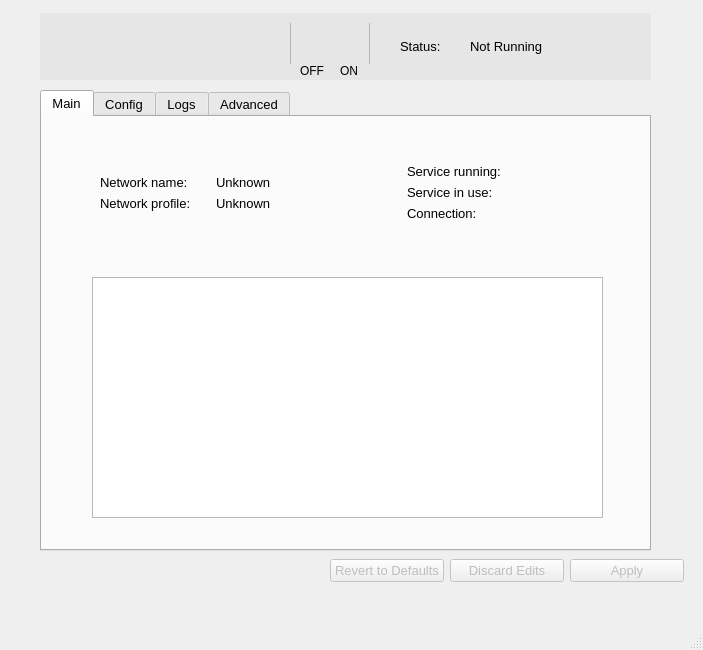
Before: the Qt Designer form mainwindow.ui in Sinodun/Stubby_Manager, drawn with Qt 5.
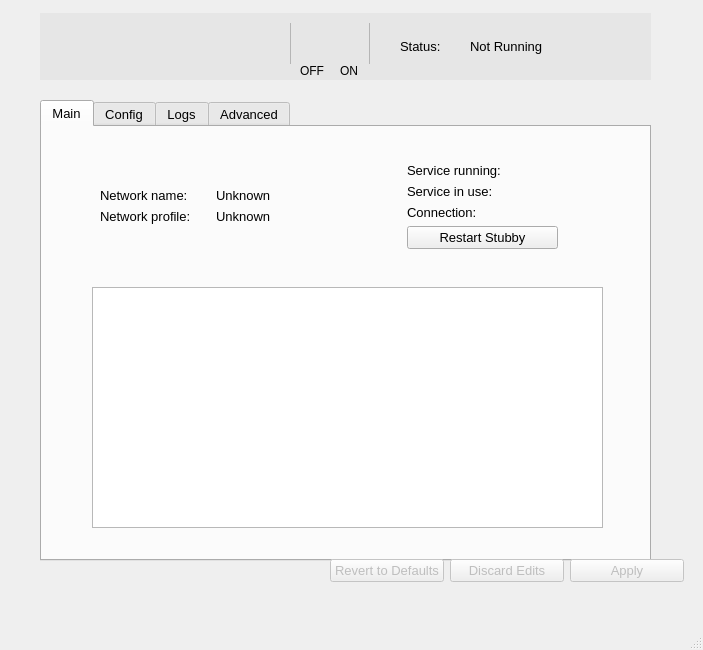
After: the same form once the commit is applied. Icons and pictures are not drawn.

Diff of the .ui file:
```diff
--- a/mainwindow.ui
+++ b/mainwindow.ui
@@ -23,7 +23,7 @@
     <property name="geometry">
      <rect>
       <x>40</x>
-      <y>90</y>
+      <y>100</y>
       <width>611</width>
       <height>461</height>
      </rect>
@@ -47,7 +47,7 @@
         <x>20</x>
         <y>10</y>
         <width>571</width>
-        <height>131</height>
+        <height>138</height>
        </rect>
       </property>
       <layout class="QVBoxLayout" name="verticalLayout" stretch="6">
@@ -146,7 +146,7 @@
           </spacer>
          </item>
          <item>
-          <layout class="QVBoxLayout" name="verticalLayout_3" stretch="10,0,0,0,10">
+          <layout class="QVBoxLayout" name="verticalLayout_3" stretch="10,0,0,0,0,10">
            <item>
             <spacer name="verticalSpacer_5">
              <property name="orientation">
@@ -226,6 +226,13 @@
              </item>
             </layout>
            </item>
+           <item>
+            <widget class="QPushButton" name="restartButton">
+             <property name="text">
+              <string>Restart Stubby</string>
+             </property>
+            </widget>
+           </item>
            <item>
             <spacer name="verticalSpacer_4">
              <property name="orientation">
```
